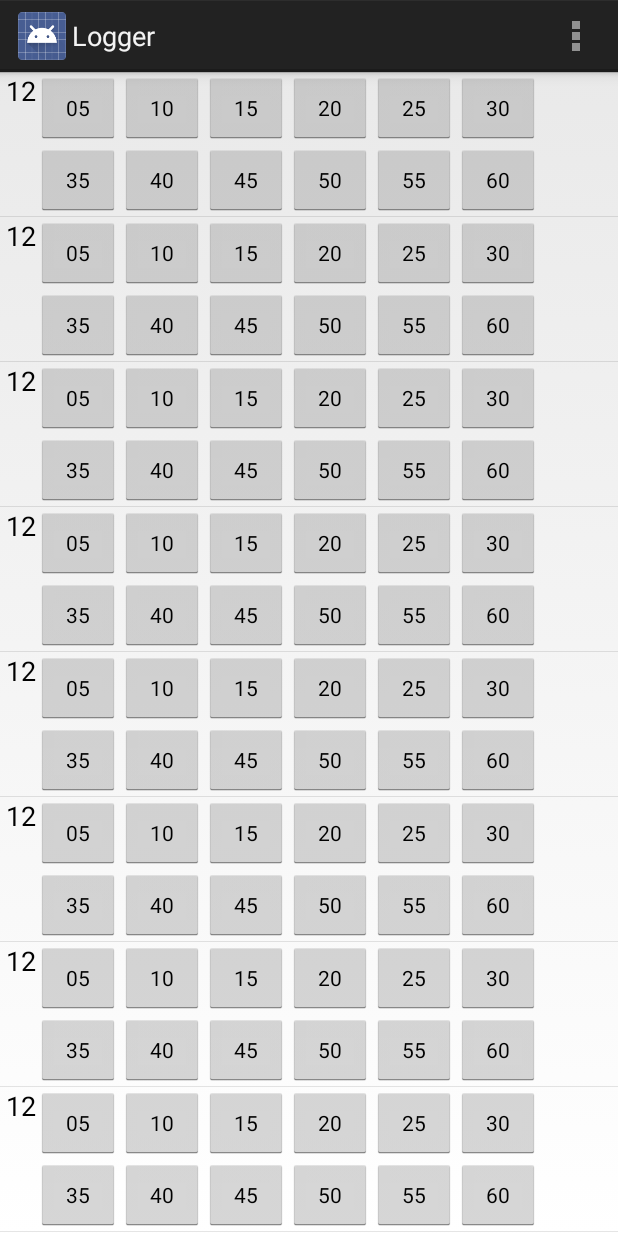
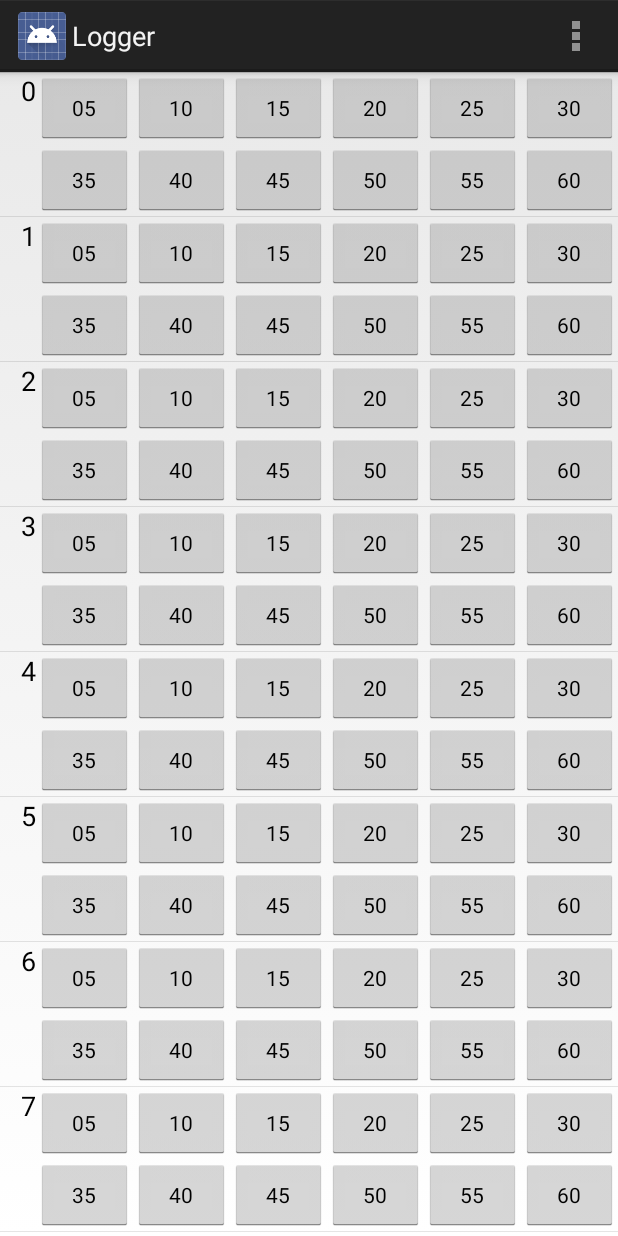
Before and after one commit to skyarland/logger, an Android app: the screen it shows after launch (Main), on a phone screen of 412 x 824 dp. Run offline under Robolectric (Android 15) with nearby library versions, the phone set to English and light mode, and no system bars.

Commit message:
Resize the buttons to fill the display in both orientations.

```diff
--- a/app/src/main/java/com/letsdoit/logger/view/HourAdapter.java
+++ b/app/src/main/java/com/letsdoit/logger/view/HourAdapter.java
@@ -1,13 +1,19 @@
 package com.letsdoit.logger.view;
 
-import android.app.Activity;
 import android.content.Context;
+import android.content.res.Resources;
+import android.graphics.Point;
 import android.util.Log;
 import android.util.Pair;
+import android.util.TypedValue;
 import android.view.LayoutInflater;
 import android.view.View;
 import android.view.ViewGroup;
+import android.view.WindowManager;
 import android.widget.ArrayAdapter;
+import android.widget.Button;
+import android.widget.LinearLayout;
+import android.widget.TextView;
 
 import com.google.common.collect.Lists;
 import com.letsdoit.logger.R;
@@ -36,12 +42,44 @@ public class HourAdapter extends ArrayAdapter<List<ActivityFragment>> {
     public View getView(int position, View convertView, ViewGroup parent) {
         Log.d(TAG, "getView called");
 
-        View view = inflater.inflate(R.layout.hour, parent, false);
+        View view;
+        if (convertView == null) {
+            view = inflater.inflate(R.layout.hour, parent, false);
+        } else {
+            view = convertView;
+        }
+
+        TextView hourText = (TextView) view.findViewById(R.id.hour);
+        hourText.setText("" + position);
+
+        WindowManager windowManager = (WindowManager) getContext().getSystemService(Context.WINDOW_SERVICE);
+        Point outSize = new Point();
+        windowManager.getDefaultDisplay().getSize(outSize);
+
+        int hourTextViewSize = (int) TypedValue.applyDimension(TypedValue.COMPLEX_UNIT_DIP, 24,
+                getContext().getResources().getDisplayMetrics());
+
+        int pixelsInHalfHour = outSize.x - hourTextViewSize;
+        Log.d(TAG, "pixelsInHalfHour=" + pixelsInHalfHour);
+
+        LinearLayout firstHalfHourLayout = (LinearLayout) view.findViewById(R.id.firstHalfHourLayout);
+        LinearLayout secondHalfHourLayout = (LinearLayout) view.findViewById(R.id.secondHalfHourLayout);
+        sizeChildrenInHalfHour(firstHalfHourLayout, pixelsInHalfHour);
+        sizeChildrenInHalfHour(secondHalfHourLayout, pixelsInHalfHour);
+
 
         // TODO: add time entry blocks if no activity for the time period
         // TODO: Merge fragments from the same activity in the same hour
 
         return view;
+    }
+
+    private void sizeChildrenInHalfHour(LinearLayout halfHourLayout, int pixelsInHalfHour) {
+
+        for(int i = 0; i < halfHourLayout.getChildCount(); i++) {
+            Button button = (Button) halfHourLayout.getChildAt(i);
+            button.getLayoutParams().width = pixelsInHalfHour / 6;
+        }
     }
 
     public void setData(List<ActivityFragment> fragments, DateTime earliestTime, DateTime latestTime) {
--- a/app/src/main/res/layout/hour.xml
+++ b/app/src/main/res/layout/hour.xml
@@ -18,12 +18,16 @@
     <LinearLayout
         android:orientation="vertical"
         android:layout_width="match_parent"
-        android:layout_height="match_parent">
+        android:layout_height="match_parent"
+        android:id="@+id/hourLayout">
 
         <LinearLayout
             android:orientation="horizontal"
             android:layout_width="match_parent"
-            android:layout_height="wrap_content">
+            android:layout_height="wrap_content"
+            android:id="@+id/firstHalfHourLayout"
+            android:clickable="false"
+            android:baselineAligned="false">
 
             <Button
                 style="?android:attr/buttonStyleSmall"
@@ -83,7 +87,8 @@
         <LinearLayout
             android:orientation="horizontal"
             android:layout_width="match_parent"
-            android:layout_height="wrap_content">
+            android:layout_height="wrap_content"
+            android:id="@+id/secondHalfHourLayout">
 
             <Button
                 style="?android:attr/buttonStyleSmall"
```
